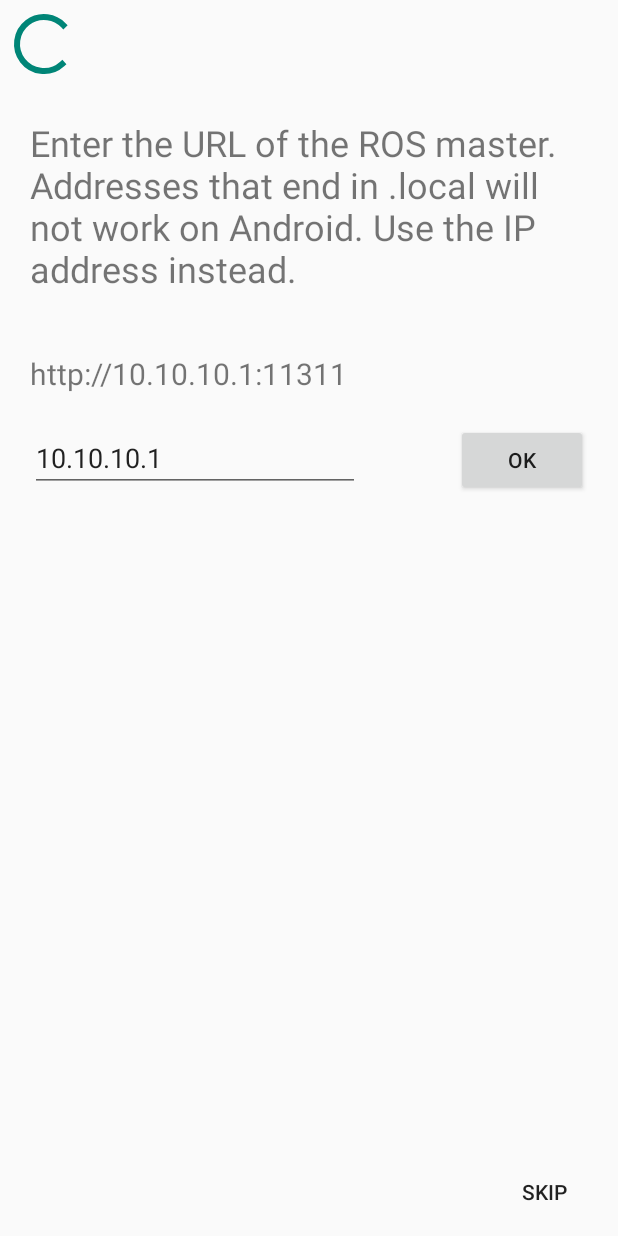
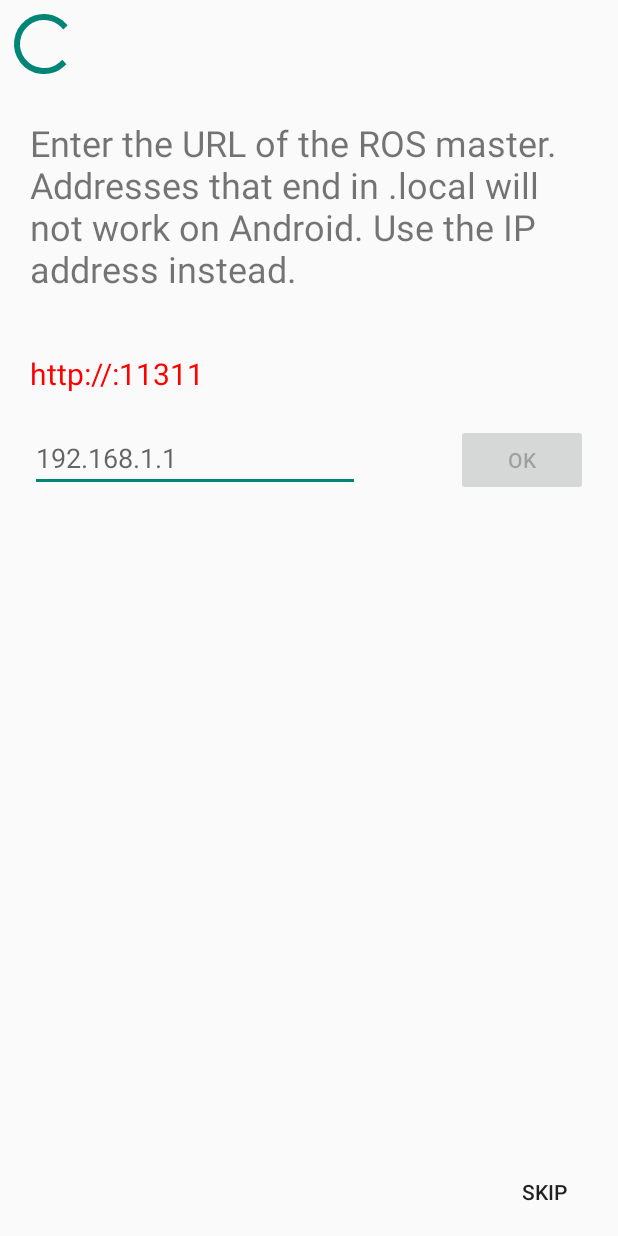
Before and after one commit to frankjoshua/PocketBot, an Android app: the fragment WizardStepRos placed in its activity, on a phone screen of 412 x 824 dp. Run offline under Robolectric (Android 15) with nearby library versions, the phone set to English and light mode, and no system bars; libraries missing offline, so code that uses them is left out: com.kofigyan.stateprogressbar; plain views replace StateProgressBar; 3 statements that could not run were skipped.

Commit message:
Change text input for ros wizard

```diff
--- a/src/main/java/com/tesseractmobile/pocketbot/activities/wizard/WizardStepRos.java
+++ b/src/main/java/com/tesseractmobile/pocketbot/activities/wizard/WizardStepRos.java
@@ -1,6 +1,7 @@
 package com.tesseractmobile.pocketbot.activities.wizard;
 
 import android.app.Fragment;
+import android.graphics.Color;
 import android.os.Bundle;
 import android.support.annotation.Nullable;
 import android.text.Editable;
@@ -33,7 +34,6 @@ public class WizardStepRos extends WizardFragment implements View.OnClickListene
         tvMasterUri = (TextView) view.findViewById(R.id.tvMasterUri);
         btnOk = (Button) view.findViewById(R.id.btnOk);
         editTextMasterUri = (EditText) view.findViewById(R.id.edMasterUri);
-        editTextMasterUri.setText("10.10.10.1");
         editTextMasterUri.addTextChangedListener(this);
         onTextChanged(editTextMasterUri.getText().toString(), 0, 0, 0);
         return view;
@@ -63,8 +63,10 @@ public class WizardStepRos extends WizardFragment implements View.OnClickListene
         tvMasterUri.setText(url);
         if(Patterns.WEB_URL.matcher(url).matches()){
             btnOk.setEnabled(true);
+            tvMasterUri.setTextColor(Color.BLUE);
         } else {
             btnOk.setEnabled(false);
+            tvMasterUri.setTextColor(Color.RED);
         }
     }
 
--- a/src/main/res/layout/wizard_step_ros.xml
+++ b/src/main/res/layout/wizard_step_ros.xml
@@ -26,9 +26,14 @@
         android:id="@+id/edMasterUri"
         android:layout_width="220dp"
         android:layout_height="wrap_content"
+        android:inputType="number|numberDecimal"
+        android:digits="0123456789."
         android:layout_alignParentLeft="true"
         android:layout_marginLeft="20dp"
-        android:layout_below="@+id/tvMasterUri"/>
+        android:layout_below="@+id/tvMasterUri"
+        android:hint="192.168.1.1">
+        <requestFocus/>
+    </android.support.design.widget.TextInputEditText>
 
 
     <Button
```
